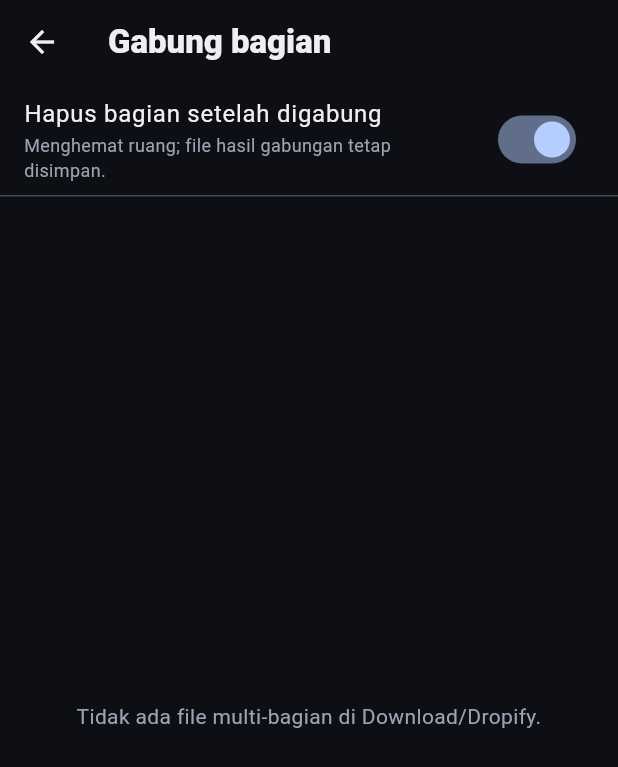
After one commit to nellecrzier-4/Dropify, a Flutter app: the JoinPartsScreen screen opened directly, on a phone screen of 412 x 824 dp. The commit adds this screen. Shown: the top 767 px of the screen. Run offline on Flutter 3.47's test engine with Material 3 defaults, Android fonts, the phone set to English and light mode, and no system bars; our stand-ins replace dio, file_picker, shared_preferences; accounts and stored records are empty.

Commit message:
feat: join split parts + cache cleanup

```diff
--- a/lib/l10n/app_strings.dart
+++ b/lib/l10n/app_strings.dart
@@ -106,6 +106,20 @@ abstract class AppStrings {
   String doneDetail(String size);
   String uploadDoneDetail(String size);
   String uploadingDetail(String sent, String total, String speed);
+  String partOf(int index, int total);
+  String get joinParts;
+  String get joinPartsHint;
+  String get deletePartsAfter;
+  String get deletePartsHint;
+  String get noPartsFound;
+  String get parts;
+  String get merge;
+  String get joined;
+  String get joinFailed;
+  String get joinOverwriteTitle;
+  String get joinOverwriteBody;
+  String get clearCache;
+  String get cacheCleared;
   String get canceled;
   String failedDetail(String error);
   String get openFileFailed;
@@ -470,6 +484,51 @@ class StringsId extends AppStrings {
   @override
   String uploadingDetail(String sent, String total, String speed) =>
       '$sent / $total · $speed/s';
+
+  @override
+  String partOf(int index, int total) => 'Bagian $index/$total';
+
+  @override
+  String get joinParts => 'Gabung bagian';
+
+  @override
+  String get joinPartsHint =>
+      'Gabungkan file multi-bagian (nama.part1, nama.part2, …) jadi satu file.';
+
+  @override
+  String get deletePartsAfter => 'Hapus bagian setelah digabung';
+
+  @override
+  String get deletePartsHint =>
+      'Menghemat ruang; file hasil gabungan tetap disimpan.';
+
+  @override
+  String get noPartsFound =>
+      'Tidak ada file multi-bagian di Download/Dropify.';
+
+  @override
+  String get parts => 'bagian';
+
+  @override
+  String get merge => 'Gabung';
+
+  @override
+  String get joined => 'Selesai digabung:';
+
+  @override
+  String get joinFailed => 'Gagal menggabung';
+
+  @override
+  String get joinOverwriteTitle => 'File sudah ada';
+
+  @override
+  String get joinOverwriteBody => 'sudah ada. Timpa?';
+
+  @override
+  String get clearCache => 'Bersihkan cache';
+
+  @override
+  String get cacheCleared => 'Cache dibersihkan';
 
   @override
   String get canceled => 'Dibatalkan';
@@ -974,6 +1033,51 @@ class StringsEn extends AppStrings {
       '$sent / $total · $speed/s';
 
   @override
+  String partOf(int index, int total) => 'Bagian $index/$total';
+
+  @override
+  String get joinParts => 'Gabung bagian';
+
+  @override
+  String get joinPartsHint =>
+      'Gabungkan file multi-bagian (nama.part1, nama.part2, …) jadi satu file.';
+
+  @override
+  String get deletePartsAfter => 'Hapus bagian setelah digabung';
+
+  @override
+  String get deletePartsHint =>
+      'Menghemat ruang; file hasil gabungan tetap disimpan.';
+
+  @override
+  String get noPartsFound =>
+      'Tidak ada file multi-bagian di Download/Dropify.';
+
+  @override
+  String get parts => 'bagian';
+
+  @override
+  String get merge => 'Gabung';
+
+  @override
+  String get joined => 'Selesai digabung:';
+
+  @override
+  String get joinFailed => 'Gagal menggabung';
+
+  @override
+  String get joinOverwriteTitle => 'File sudah ada';
+
+  @override
+  String get joinOverwriteBody => 'sudah ada. Timpa?';
+
+  @override
+  String get clearCache => 'Bersihkan cache';
+
+  @override
+  String get cacheCleared => 'Cache dibersihkan';
+
+  @override
   String get canceled => 'Canceled';
 
   @override
--- a/lib/main.dart
+++ b/lib/main.dart
@@ -1,3 +1,5 @@
+import 'dart:async';
+
 import 'package:flutter/material.dart';
 import 'package:flutter/services.dart';
 import 'package:flutter_localizations/flutter_localizations.dart';
@@ -5,6 +7,7 @@ import 'package:flutter_localizations/flutter_localizations.dart';
 import 'l10n/locale_controller.dart';
 import 'screens/start_screen.dart';
 import 'services/app_settings.dart';
+import 'services/cache_cleaner.dart';
 import 'theme/app_theme.dart';
 import 'theme/theme_controller.dart';
 
@@ -27,6 +30,8 @@ Future<void> main() async {
   await ThemeController.instance.load();
   await AppSettings.instance.load();
   await DownloadHistory.instance.load();
+  // Bersihkan sisa potongan upload dari sesi sebelumnya.
+  unawaited(CacheCleaner.clearUploadParts());
   runApp(const DropifyApp());
 }
 
--- /dev/null
+++ b/lib/screens/join_parts_screen.dart
@@ -0,0 +1,231 @@
+import 'dart:io';
+import 'dart:typed_data';
+
+import 'package:flutter/material.dart';
+
+import '../l10n/locale_controller.dart';
+import '../services/native_downloads.dart';
+import '../theme/app_theme.dart';
+import '../utils/file_types.dart';
+
+class _PartGroup {
+  _PartGroup(this.base, this.extension, this.files);
+
+  final String base;
+  final String extension;
+  final List<File> files;
+
+  int get totalSize => files.fold(0, (sum, f) => sum + f.lengthSync());
+  int get count => files.length;
+  String get outputName => '$base$extension';
+}
+
+/// Menggabungkan file hasil upload/download multi-bagian (nama.part1.ext, ...).
+class JoinPartsScreen extends StatefulWidget {
+  const JoinPartsScreen({super.key});
+
+  @override
+  State<JoinPartsScreen> createState() => _JoinPartsScreenState();
+}
+
+class _JoinPartsScreenState extends State<JoinPartsScreen> {
+  List<_PartGroup> _groups = const [];
+  bool _loading = true;
+  bool _busy = false;
+  bool _deleteParts = true;
+
+  @override
+  void initState() {
+    super.initState();
+    _scan();
+  }
+
+  Future<void> _scan() async {
+    setState(() => _loading = true);
+    final dir = Directory(NativeDownloads.folderPath);
+    final groups = <String, _PartGroup>{};
+
+    if (await dir.exists()) {
+      final regex = RegExp(r'^(.*)\.part(\d+)(\.[^.]+)?$');
+      await for (final entity in dir.list(followLinks: false)) {
+        if (entity is! File) continue;
+        final name = entity.uri.pathSegments.last;
+        final match = regex.firstMatch(name);
+        if (match == null) continue;
+        final base = match.group(1) ?? '';
+        final ext = match.group(3) ?? '';
+        final key = '$base|$ext';
+        groups.putIfAbsent(key, () => _PartGroup(base, ext, []));
+        groups[key]!.files.add(entity);
+      }
+    }
+
+    for (final group in groups.values) {
+      group.files.sort((a, b) {
+        int index(File f) {
+          final m = RegExp(r'\.part(\d+)').firstMatch(f.uri.pathSegments.last);
+          return int.tryParse(m?.group(1) ?? '0') ?? 0;
+        }
+
+        return index(a).compareTo(index(b));
+      });
+    }
+
+    if (mounted) {
+      setState(() {
+        _groups = groups.values.toList()
+          ..sort((a, b) => a.outputName.compareTo(b.outputName));
+        _loading = false;
+      });
+    }
+  }
+
+  Future<void> _join(_PartGroup group) async {
+    final s = context.s;
+    final dir = Directory(NativeDownloads.folderPath);
+    final output = File('${dir.path}/${group.outputName}');
+
+    setState(() => _busy = true);
+    try {
+      if (await output.exists()) {
+        final overwrite = await showDialog<bool>(
+          context: context,
+          builder: (d) => AlertDialog(
+            title: Text(s.joinOverwriteTitle),
+            content: Text('${group.outputName} ${s.joinOverwriteBody}'),
+            actions: [
+              TextButton(
+                onPressed: () => Navigator.pop(d, false),
+                child: Text(s.cancel),
+              ),
+              TextButton(
+                onPressed: () => Navigator.pop(d, true),
+                child: Text(s.merge),
+              ),
+            ],
+          ),
+        );
+        if (overwrite != true) {
+          setState(() => _busy = false);
+          return;
+        }
+        await output.delete();
+      }
+
+      final sink = output.openWrite();
+      final buffer = Uint8List(2 * 1024 * 1024);
+      try {
+        for (final file in group.files) {
+          final input = await file.open();
+          try {
+            while (true) {
+              final read = await input.readInto(buffer);
+              if (read <= 0) break;
+              sink.add(buffer.sublist(0, read));
+            }
+          } finally {
+            await input.close();
+          }
+        }
+        await sink.flush();
+      } finally {
+        await sink.close();
+      }
+
+      if (_deleteParts) {
+        for (final file in group.files) {
+          try {
+            await file.delete();
+          } catch (_) {}
+        }
+      }
+
+      NativeDownloads.scanFile(output.path);
+      if (!mounted) return;
+      ScaffoldMessenger.of(context).showSnackBar(
+        SnackBar(content: Text('${s.joined} ${group.outputName}')),
+      );
+      await _scan();
+    } catch (e) {
+      if (!mounted) return;
+      ScaffoldMessenger.of(context)
+          .showSnackBar(SnackBar(content: Text('${s.joinFailed}: $e')));
+    } finally {
+      if (mounted) setState(() => _busy = false);
+    }
+  }
+
+  @override
+  Widget build(BuildContext context) {
+    final s = context.s;
+    return Scaffold(
+      appBar: AppBar(
+        title: Text(s.joinParts,
+            style: const TextStyle(fontWeight: FontWeight.w800)),
+      ),
+      body: Column(
+        children: [
+          SwitchListTile(
+            value: _deleteParts,
+            activeColor: AppColors.primary,
+            onChanged: (v) => setState(() => _deleteParts = v),
+            title: Text(s.deletePartsAfter),
+            subtitle: Text(s.deletePartsHint,
+                style: const TextStyle(color: AppColors.muted, fontSize: 12)),
+          ),
+          const Divider(height: 1),
+          Expanded(
+            child: _loading
+                ? const Center(child: CircularProgressIndicator())
+                : _groups.isEmpty
+                    ? Center(
+                        child: Padding(
+                          padding: const EdgeInsets.all(32),
+                          child: Text(
+                            s.noPartsFound,
+                            textAlign: TextAlign.center,
+                            style: const TextStyle(color: AppColors.muted),
+                          ),
+                        ),
+                      )
+                    : ListView.separated(
+                        padding: const EdgeInsets.fromLTRB(16, 12, 16, 24),
+                        itemCount: _groups.length,
+                        separatorBuilder: (_, __) => const SizedBox(height: 10),
+                        itemBuilder: (context, i) {
+                          final group = _groups[i];
+                          return Container(
+                            decoration: BoxDecoration(
+                              color: AppColors.card,
+                              borderRadius: BorderRadius.circular(22),
+                            ),
+                            child: ListTile(
+                              leading: Icon(Icons.merge_type,
+                                  color: AppColors.primary),
+                              title: Text(group.outputName,
+                                  maxLines: 1,
+                                  overflow: TextOverflow.ellipsis),
+                              subtitle: Text(
+                                '${group.count} ${s.parts} · ${formatSize(group.totalSize)}',
+                                style: const TextStyle(
+                                    color: AppColors.muted, fontSize: 12),
+                              ),
+                              trailing: FilledButton(
+                                style: FilledButton.styleFrom(
+                                  minimumSize: const Size(0, 40),
+                                  padding: const EdgeInsets.symmetric(
+                                      horizontal: 18),
+                                ),
+                                onPressed: _busy ? null : () => _join(group),
+                                child: Text(s.merge),
+                              ),
+                            ),
+                          );
+                        },
+                      ),
+          ),
+        ],
+      ),
+    );
+  }
+}
--- a/pubspec.yaml
+++ b/pubspec.yaml
@@ -15,6 +15,7 @@ dependencies:
   dio_cookie_manager: ^3.1.0
   cookie_jar: ^4.0.8
   shared_preferences: ^2.2.2
+  path_provider: ^2.1.2
   file_picker: ^8.1.2
   intl: ^0.19.0
   url_launcher: ^6.3.0
```
Also changed, not shown: lib/controllers/drive_controller.dart (+84 -1 lines), lib/screens/settings_screen.dart (+28 -0 lines), lib/services/cache_cleaner.dart (added, +44 -0 lines), lib/widgets/transfers_sheet.dart (+8 -5 lines), pubspec.lock.
